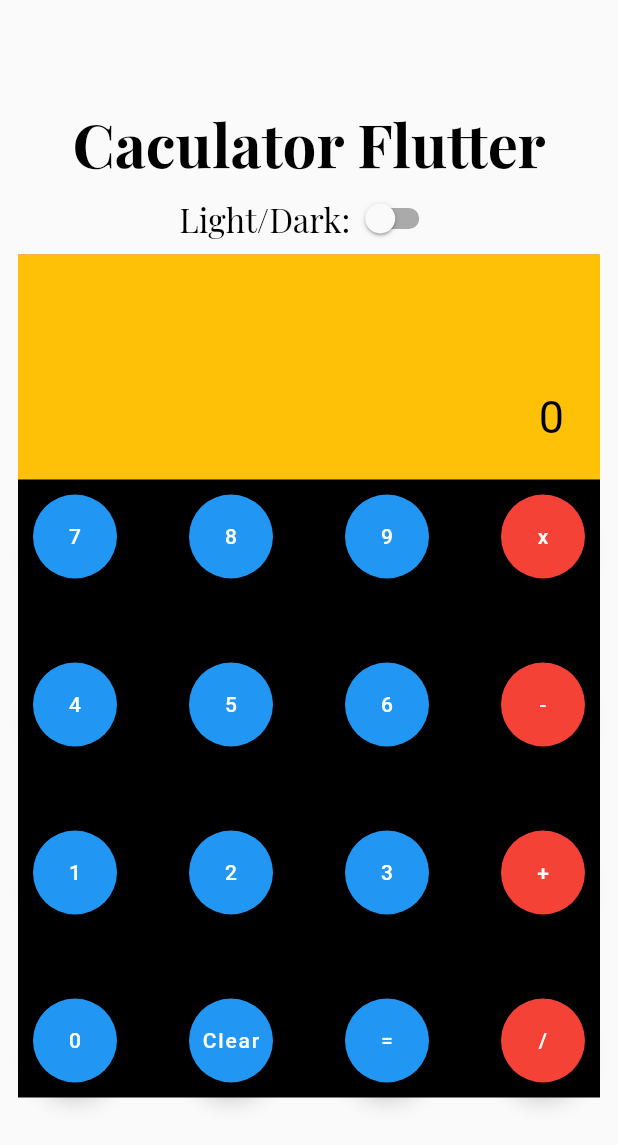
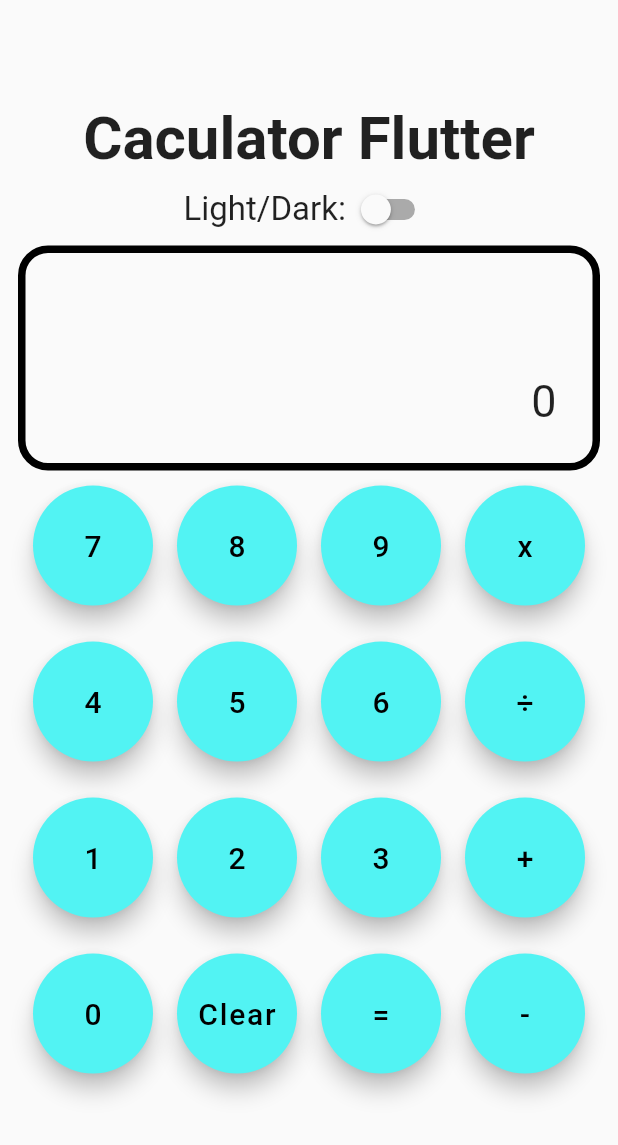
Before and after one commit to thanhnhon14022000/DroneApp, a Flutter app: the screen it shows after launch, on a phone screen of 412 x 824 dp. Shown: the top 1145 px of the screen. Run offline on Flutter 3.47's test engine with Material 2 defaults, Android fonts, the phone set to English and light mode, and no system bars; our stand-ins replace easy_dynamic_theme, equatable, flutter_bloc.

Commit message:
Update light/dark theme

```diff
--- a/lib/main.dart
+++ b/lib/main.dart
@@ -4,7 +4,7 @@ import 'package:flutter/material.dart';
 import 'package:flutter_bloc/flutter_bloc.dart';
 import 'package:provider/provider.dart';
 import 'package:easy_dynamic_theme/easy_dynamic_theme.dart';
-
+import 'themes.dart';
 import 'screen/leading_page.dart';
 
 void main() {
@@ -21,8 +21,8 @@ class MyApp extends StatelessWidget {
     return MaterialApp(
       debugShowCheckedModeBanner: false,
       title: 'Controler Drone',
-      theme: ThemeData.light(),
-      darkTheme: ThemeData.dark(),
+      theme:  lightThemeData,
+      darkTheme: darkThemeData,
       themeMode: EasyDynamicTheme.of(context).themeMode,
       home: Scaffold(
         body: BlocProvider<CalculationBloc>(create: (context)=>CalculationBloc(),
--- a/lib/screen/home_page.dart
+++ b/lib/screen/home_page.dart
@@ -26,8 +26,7 @@ class _HomePageState extends State<HomePage> {
               alignment: Alignment.center,
               child: Text(
                 'Caculator Flutter',
-                style: AppStyles.h2
-                    .copyWith(fontSize: 40, fontWeight: FontWeight.bold),
+                style: TextStyle(fontSize: 40, fontWeight: FontWeight.bold)
               ),
             ),
             Container(
@@ -35,7 +34,7 @@ class _HomePageState extends State<HomePage> {
               child: Row(
                 mainAxisAlignment: MainAxisAlignment.center,
                 children: [
-                  Text('Light/Dark:', style: AppStyles.h3),
+                  Text('Light/Dark:', style: TextStyle(fontSize: 22)),
                   EasyDynamicThemeSwitch(),
                 ],
               ),
@@ -43,126 +42,66 @@ class _HomePageState extends State<HomePage> {
             Column(
               children: [
                 Container(
+                    //padding: EdgeInsets.all(10),
+                    decoration: BoxDecoration(
+                      border: Border.fromBorderSide(BorderSide(
+                        width: 5,
+                        color: Colors.black,
+                        style: BorderStyle.solid,
+                      )),
+                      borderRadius: BorderRadius.circular(20)
+                    ),
+
                     width: size.width,
                     height: 150,
-                    color: Colors.red,
                     child: Container(
-                      color: Colors.amber,
+                      //color: Colors.amber,
                       alignment: Alignment.bottomRight,
                       padding: EdgeInsets.only(right: 24, bottom: 24),
                       child: Text(_getDisplayText(state.calculationModel),
-                          style: TextStyle(color: Colors.black, fontSize: 30)),
+                          style: TextStyle( fontSize: 30)),
                     )),
                 Container(
                   height: size.height * 1 / 2,
                   padding: EdgeInsets.all(10),
-                  color: Colors.black,
+                  //color: Colors.black,
                   child: Column(
                     mainAxisAlignment: MainAxisAlignment.spaceBetween,
                     children: [
                       Row(
                         mainAxisAlignment: MainAxisAlignment.spaceBetween,
                         children: [
-                          FloatingActionButton(
-                              child: Text('7'),
-                              onPressed: () {
-                                numberPressed(7);
-                              }),
-                          FloatingActionButton(
-                              child: Text('8'),
-                              onPressed: () {
-                                numberPressed(8);
-                              }),
-                          FloatingActionButton(
-                              child: Text('9'),
-                              onPressed: () {
-                                numberPressed(9);
-                              }),
-                          FloatingActionButton(
-                              backgroundColor: Colors.red,
-                              child: Text('x'),
-                              onPressed: () {
-                                opentorPressed('*');
-                              }),
+                          _pressButton(text: '7', onPress: () => numberPressed(7)),
+                          _pressButton(text: '8', onPress: () => numberPressed(8)),
+                          _pressButton(text: '9', onPress: () => numberPressed(9)),
+                          _pressButton(text: 'x', onPress: () => opentorPressed('*')),
                         ],
                       ),
                       Row(
                         mainAxisAlignment: MainAxisAlignment.spaceBetween,
                         children: [
-                          FloatingActionButton(
-                              child: Text('4'),
-                              onPressed: () {
-                                numberPressed(4);
-                              }),
-                          FloatingActionButton(
-                              child: Text('5'),
-                              onPressed: () {
-                                numberPressed(5);
-                              }),
-                          FloatingActionButton(
-                              child: Text('6'),
-                              onPressed: () {
-                                numberPressed(6);
-                              }),
-                          FloatingActionButton(
-                              backgroundColor: Colors.red,
-                              child: Text('-'),
-                              onPressed: () {
-                                opentorPressed('-');
-                              }),
-                        ],
+                          _pressButton(text: '4', onPress: () => numberPressed(4)),
+                          _pressButton(text: '5', onPress: () => numberPressed(5)),
+                          _pressButton(text: '6', onPress: () => numberPressed(6)),
+                          _pressButton(text: '÷', onPress: () => opentorPressed('/')),
+                        ]
                       ),
                       Row(
                         mainAxisAlignment: MainAxisAlignment.spaceBetween,
                         children: [
-                          FloatingActionButton(
-                              child: Text('1'),
-                              onPressed: () {
-                                numberPressed(1);
-                              }),
-                          FloatingActionButton(
-                              child: Text('2'),
-                              onPressed: () {
-                                numberPressed(2);
-                              }),
-                          FloatingActionButton(
-                              child: Text('3'), onPressed: () {
-                                numberPressed(3);
-                              }),
-                          FloatingActionButton(
-                              backgroundColor: Colors.red,
-                              child: Text('+'),
-                              onPressed: () {
-                                opentorPressed('+');
-                              }),
-                        ],
+                          _pressButton(text: '1', onPress: () => numberPressed(1)),
+                          _pressButton(text: '2', onPress: () => numberPressed(2)),
+                          _pressButton(text: '3', onPress: () => numberPressed(3)),
+                          _pressButton(text: '+', onPress: () => opentorPressed('+')),
+                          ],
                       ),
                       Row(
                         mainAxisAlignment: MainAxisAlignment.spaceBetween,
                         children: [
-                          FloatingActionButton(
-                              child: Text('0'),
-                              onPressed: () {
-                                numberPressed(0);
-                              }),
-                          FloatingActionButton(
-                              child: Text('Clear'),
-                              onPressed: () {
-                                clearPressed();
-                              }),
-                          FloatingActionButton(
-                              child: Text('='),
-                              onPressed: () {
-                                //print(state.calculationModel.result);
-                                print('ban vua nhan bang');
-                                resultPressed();
-                              }),
-                          FloatingActionButton(
-                              backgroundColor: Colors.red,
-                              child: Text('/'),
-                              onPressed: () {
-                                opentorPressed('/');
-                              }),
+                          _pressButton(text: '0',  onPress: () => numberPressed(0)),
+                          _pressButton(text: 'Clear',  onPress: () => clearPressed()),
+                          _pressButton(text: '=',  onPress: () => resultPressed()),
+                          _pressButton(text: '-', onPress: () => opentorPressed('-')),
                         ],
                       )
                     ],
@@ -174,6 +113,20 @@ class _HomePageState extends State<HomePage> {
         ),
       );
     });
+  }
+
+  Widget _pressButton({
+    required String text,
+    required VoidCallback onPress,
+  }){
+    return SizedBox(
+       width: 80,
+       height: 80,
+       child:FloatingActionButton(
+         onPressed: onPress,
+         child: Text(text, style: TextStyle(fontSize: 20),),
+       )
+    );
   }
 
   void numberPressed(int number) {
--- a/lib/themes.dart
+++ b/lib/themes.dart
@@ -1,13 +1,19 @@
+// ignore_for_file: unnecessary_new
+
 import 'package:flutter/material.dart';
+import '/value/app_fonts.dart';
+var lightThemeData = new ThemeData(
+    primaryColor: Colors.black,
+    //textTheme: new TextTheme(button: TextStyle(color: Colors.white70)),
+    textTheme: TextTheme(),
+    brightness: Brightness.light,
+    accentColor: Color.fromARGB(255, 82, 243, 243),
 
-var lightThemeData = new ThemeData(
-    primaryColor: Colors.blue,
-    textTheme: new TextTheme(button: TextStyle(color: Colors.white70)),
-    brightness: Brightness.light,
-    accentColor: Colors.blue);
+    );
 
 var darkThemeData = ThemeData(
-    primaryColor: Colors.green,
-    textTheme: new TextTheme(button: TextStyle(color: Colors.black54)),
+    primaryColor: Color.fromARGB(255, 87, 211, 233),
+    //textTheme: new TextTheme(button: TextStyle(color: Colors.black54)),
     brightness: Brightness.dark,
-    accentColor: Colors.green);
+    accentColor: Colors.black,
+    );
```
